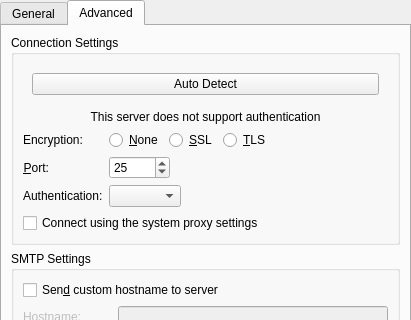
Old version of the form src/kmailtransport/plugins/smtp/smtpsettings.ui in the repository KDE/kmailtransport; both pictures show x 0 to 411 and y 0 to 320 of the 411 by 474 pixel window.
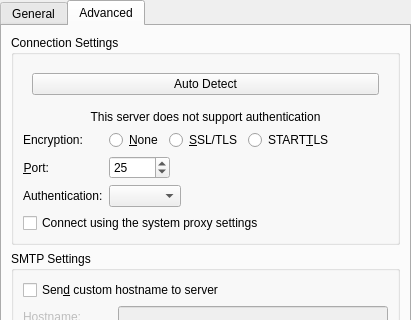
New version of the form. The open tabs and pages were chosen to show the change. Custom widgets are drawn as their Qt base class.

Commit message:
Use SSL/TLS and STARTTLS as encryption option labels
This way the SMTP encryption options are consistent with IMAP and POP3
encryption settings.

The edit to the form file:
```diff
--- a/src/kmailtransport/plugins/smtp/smtpsettings.ui
+++ b/src/kmailtransport/plugins/smtp/smtpsettings.ui
@@ -233,14 +233,14 @@
               <item>
                <widget class="QRadioButton" name="encryptionSsl">
                 <property name="text">
-                 <string>&amp;SSL</string>
+                 <string>&amp;SSL/TLS</string>
                 </property>
                </widget>
               </item>
               <item>
                <widget class="QRadioButton" name="encryptionTls">
                 <property name="text">
-                 <string>&amp;TLS</string>
+                 <string>START&amp;TLS</string>
                 </property>
                </widget>
               </item>
```
